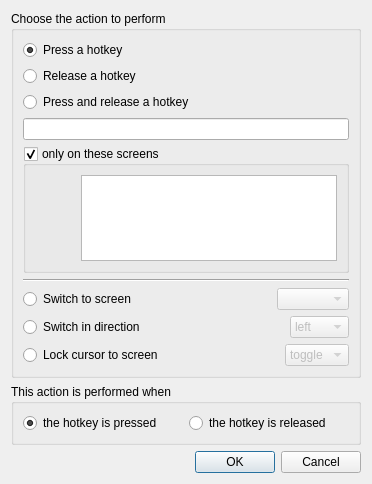
The window that src/gui/src/ActionDialogBase.ui (deskflow/deskflow) describes before a commit, drawn with Qt 5.
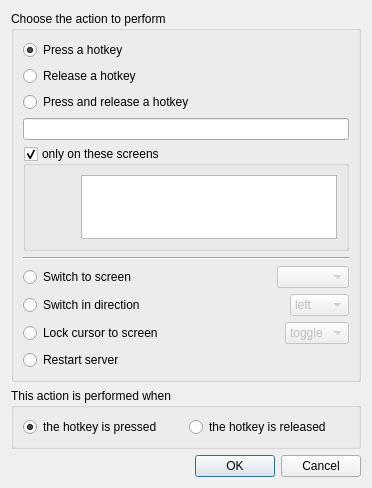
The same window after the commit. Custom widgets are drawn as their Qt base class.

Commit message: #6518 Added server restart action and hotkey capability

Diff of the .ui file:
```diff
--- a/src/gui/src/ActionDialogBase.ui
+++ b/src/gui/src/ActionDialogBase.ui
@@ -239,6 +239,17 @@
         </item>
        </layout>
       </item>
+      <item>
+       <layout class="QHBoxLayout">
+        <item>
+         <widget class="QRadioButton" name="m_pRadioRestartAllConnections">
+          <property name="text">
+           <string>Restart server</string>
+          </property>
+         </widget>
+        </item>
+       </layout>
+      </item>
      </layout>
     </widget>
    </item>
```
Left out of the diff: 32 changed lines with no effect on the pictures. The commit also changes 6 other files.
